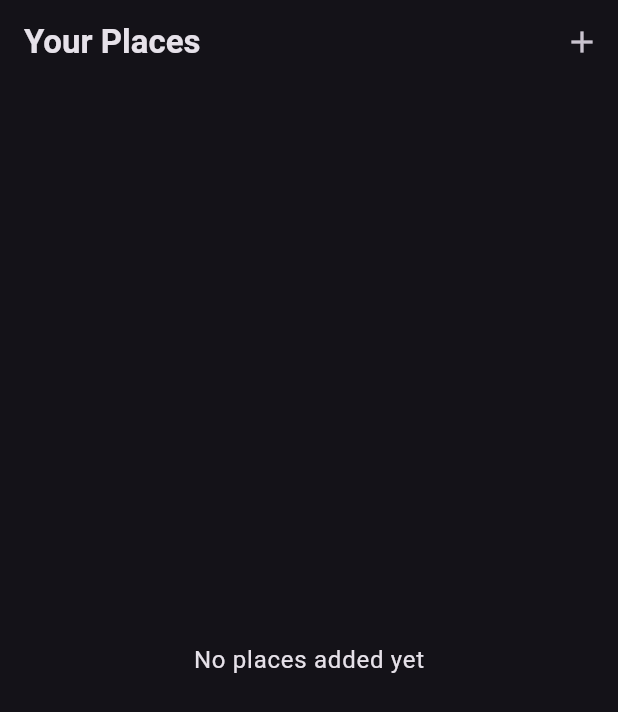
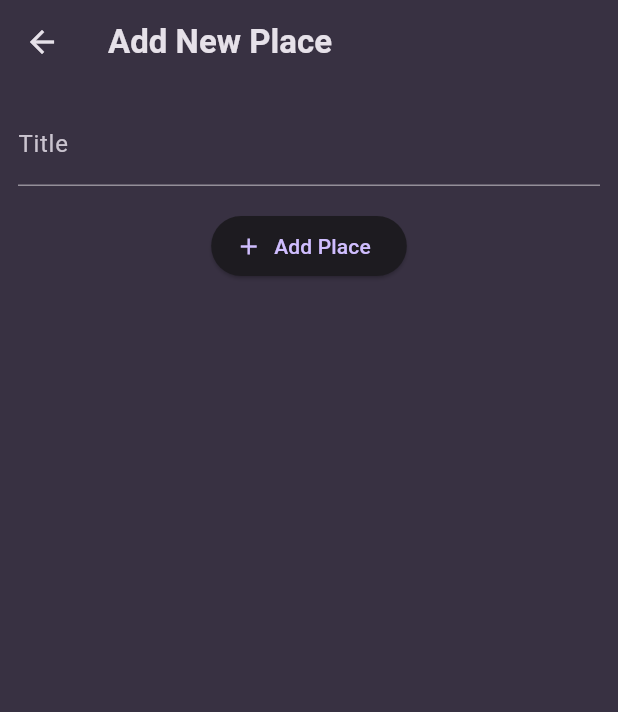
Before and after one commit to weas3ls/flutter-favorite-places, a Flutter app: the screen it shows after launch, after a tap on the "add" icon, on a phone screen of 412 x 824 dp. Shown: the top 712 px of the screen. Run offline on Flutter 3.47's test engine with Material 3 defaults, Android fonts, the phone set to English and light mode, and no system bars; our stand-ins replace flutter_riverpod, google_fonts.

Commit message:
implement add place functionality using riverpod

```diff
--- a/lib/main.dart
+++ b/lib/main.dart
@@ -1,5 +1,6 @@
 import 'package:flutter/material.dart';
 
+import 'package:flutter_riverpod/flutter_riverpod.dart';
 import 'package:google_fonts/google_fonts.dart';
 
 import 'package:favorite_places/screens/places.dart';
@@ -7,7 +8,7 @@ import 'package:favorite_places/screens/places.dart';
 final colorScheme = ColorScheme.fromSeed(
   brightness: Brightness.dark,
   seedColor: const Color.fromARGB(255, 102, 6, 247),
-  background: const Color.fromARGB(255, 56, 49, 66),
+  surface: const Color.fromARGB(255, 56, 49, 66),
 );
 
 final theme = ThemeData().copyWith(
@@ -28,7 +29,7 @@ final theme = ThemeData().copyWith(
 
 void main() {
   runApp(
-    const MyApp(),
+    const ProviderScope(child: MyApp()),
   );
 }
 
--- /dev/null
+++ b/lib/providers/user_places.dart
@@ -0,0 +1,17 @@
+import 'package:flutter_riverpod/flutter_riverpod.dart';
+
+import 'package:favorite_places/models/place.dart';
+
+class UserPlacesNotifier extends StateNotifier<List<Place>> {
+  UserPlacesNotifier() : super(const []);
+
+  void addPlace(String title) {
+    final newPlace = Place(title: title);
+    state = [newPlace, ...state];
+  }
+}
+
+final userPlacesProvider =
+    StateNotifierProvider<UserPlacesNotifier, List<Place>>(
+  (ref) => UserPlacesNotifier(),
+);
--- /dev/null
+++ b/lib/screens/add_place.dart
@@ -0,0 +1,63 @@
+import 'package:flutter/material.dart';
+
+import 'package:flutter_riverpod/flutter_riverpod.dart';
+
+import 'package:favorite_places/providers/user_places.dart';
+
+class AddPlaceScreen extends ConsumerStatefulWidget {
+  const AddPlaceScreen({super.key});
+
+  @override
+  ConsumerState<AddPlaceScreen> createState() {
+    return _AddPlaceScreen();
+  }
+}
+
+class _AddPlaceScreen extends ConsumerState<AddPlaceScreen> {
+  final _titleController = TextEditingController();
+
+  void _savePlace() {
+    final enteredTitle = _titleController.text;
+
+    if (enteredTitle.isEmpty) {
+      return;
+    }
+
+    ref.read(userPlacesProvider.notifier).addPlace(enteredTitle);
+
+    Navigator.of(context).pop();
+  }
+
+  @override
+  void dispose() {
+    _titleController.dispose();
+    super.dispose();
+  }
+
+  @override
+  Widget build(BuildContext context) {
+    return Scaffold(
+      appBar: AppBar(
+        title: const Text('Add New Place'),
+      ),
+      body: SingleChildScrollView(
+        padding: const EdgeInsets.all(12),
+        child: Column(
+          children: [
+            TextField(
+              decoration: const InputDecoration(labelText: 'Title'),
+              controller: _titleController,
+              style: TextStyle(color: Theme.of(context).colorScheme.onSurface),
+            ),
+            const SizedBox(height: 16),
+            ElevatedButton.icon(
+              onPressed: _savePlace,
+              icon: const Icon(Icons.add),
+              label: const Text('Add Place'),
+            ),
+          ],
+        ),
+      ),
+    );
+  }
+}
--- a/lib/screens/places.dart
+++ b/lib/screens/places.dart
@@ -1,21 +1,36 @@
 import 'package:flutter/material.dart';
 
+import 'package:flutter_riverpod/flutter_riverpod.dart';
+
+import 'package:favorite_places/providers/user_places.dart';
+import 'package:favorite_places/screens/add_place.dart';
 import 'package:favorite_places/widgets/places_list.dart';
 
-class PlacesScreen extends StatelessWidget {
+class PlacesScreen extends ConsumerWidget {
   const PlacesScreen({super.key});
 
   @override
-  Widget build(BuildContext context) {
+  Widget build(BuildContext context, WidgetRef ref) {
+    final userPlaces = ref.watch(userPlacesProvider);
+
     return Scaffold(
       appBar: AppBar(
         title: const Text('Your Places'),
         actions: [
-          IconButton(onPressed: () {}, icon: const Icon(Icons.add)),
+          IconButton(
+            onPressed: () {
+              Navigator.of(context).push(
+                MaterialPageRoute(
+                  builder: (ctx) => const AddPlaceScreen(),
+                ),
+              );
+            },
+            icon: const Icon(Icons.add),
+          ),
         ],
       ),
-      body: const PlacesList(
-        places: [],
+      body: PlacesList(
+        places: userPlaces,
       ),
     );
   }
--- a/pubspec.yaml
+++ b/pubspec.yaml
@@ -37,6 +37,7 @@ dependencies:
   cupertino_icons: ^1.0.6
   google_fonts: ^6.2.1
   uuid: ^4.4.2
+  flutter_riverpod: ^2.5.1
 
 dev_dependencies:
   flutter_test:
```
Also changed, not shown: pubspec.lock.
